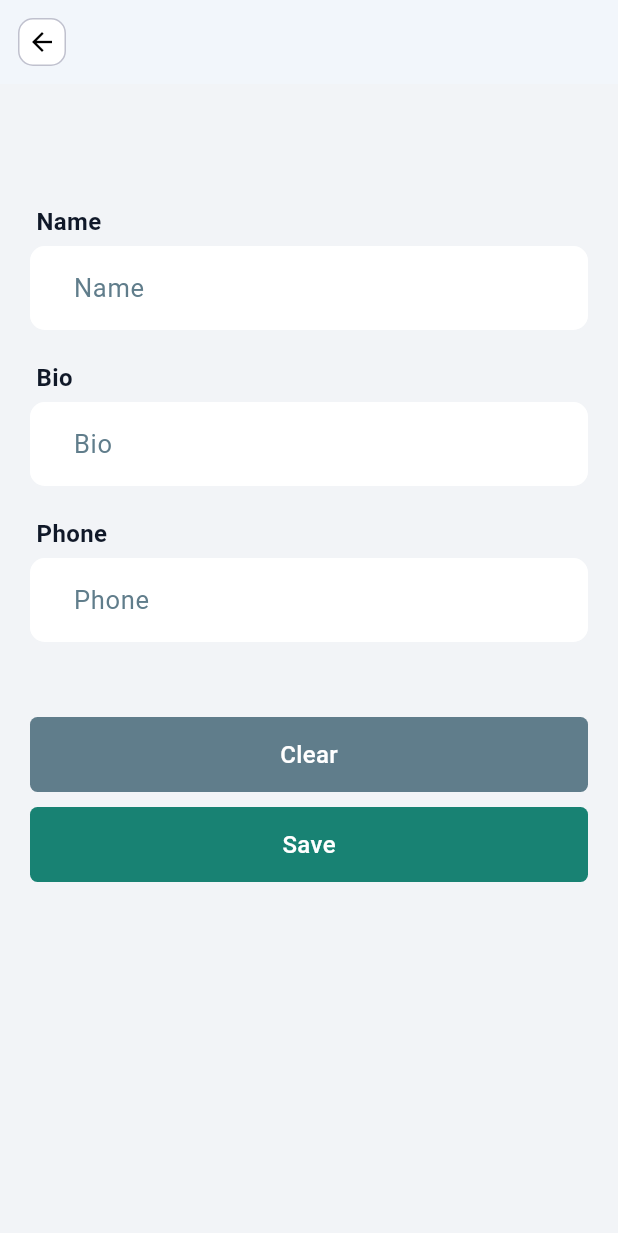
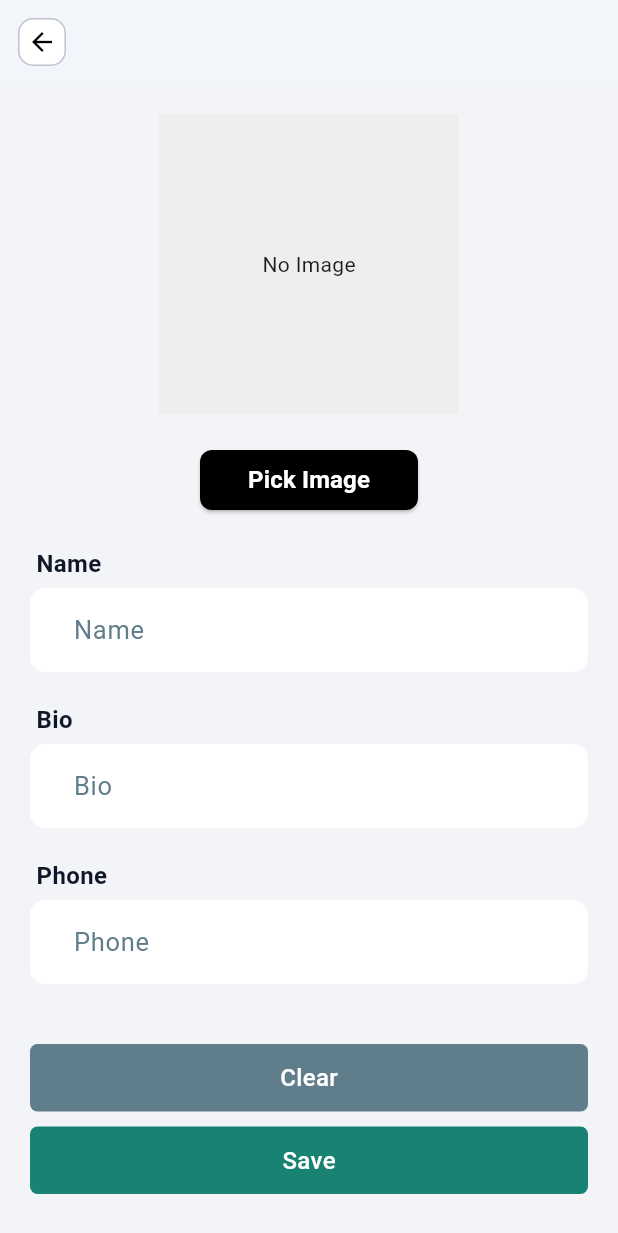
Before and after one commit to asmrayhan1/TechMart, a Flutter app: the EditInfoScreen screen opened directly, on a phone screen of 412 x 824 dp. Shown: the top 1233 px of the screen. Run offline on Flutter 3.47's test engine with Material 3 defaults, Android fonts, the phone set to English and light mode, and no system bars; our stand-ins replace flutter_riverpod, image_picker; network calls fail.

Commit message:
Image Picker

```diff
--- a/lib/feature/auth/login/view/login_screen.dart
+++ b/lib/feature/auth/login/view/login_screen.dart
@@ -108,7 +108,7 @@ class _LoginScreenState extends ConsumerState<LoginScreen> {
                           onTap: (){
                             Navigator.pushReplacement(context, MaterialPageRoute(builder: (context) => const SignupScreen()));
                           },
-                          child: const Text("Sign Up", style: TextStyle(fontSize: 12.56, fontWeight: FontWeight.bold))
+                          child: const Text("Sign Up", style: TextStyle(fontSize: 12.56, fontWeight: FontWeight.bold, color: Color(0xff188273)))
                       ),
                     ],
                   ),
--- a/lib/feature/auth/register/view/signup_screen.dart
+++ b/lib/feature/auth/register/view/signup_screen.dart
@@ -136,7 +136,7 @@ class _SignUpState extends ConsumerState<SignupScreen> {
                           onTap: (){
                             Navigator.pushReplacement(context, MaterialPageRoute(builder: (context) => const LoginScreen()));
                           },
-                          child: const Text("Log In", style: TextStyle(fontSize: 12.56, fontWeight: FontWeight.bold))
+                          child: const Text("Log In", style: TextStyle(fontSize: 12.56, fontWeight: FontWeight.bold, color: Color(0xff188273)))
                       ),
                     ],
                   ),
--- a/lib/feature/product/view/add_product.dart
+++ b/lib/feature/product/view/add_product.dart
@@ -1,6 +1,9 @@
+import 'dart:io';
+
 import 'package:flutter/cupertino.dart';
 import 'package:flutter/foundation.dart';
 import 'package:flutter/material.dart';
+import 'package:image_picker/image_picker.dart';
 import 'package:tech_mart/core/validation/validation.dart';
 
 import '../../../core/extensions/image_path.dart';
@@ -19,7 +22,7 @@ class AddProduct extends StatefulWidget {
 
 class _AddProductState extends State<AddProduct> {
   String _brand = "", _item = "", _description = "", _price = "", _discount = "";
-  bool isBrand = false, isItem = false, isDescription = false, isPrice = false, isDiscount = false;
+  bool isBrand = false, isItem = false, isDescription = false, isPrice = false, isDiscount = false, isImage = false;
   List<String> category = ["Laptop", "Pc", "Phone", "Tv", "Watch", "Headphone", "Gadget"];
   List<bool> isSelected = [false, false, false, false, false, false, false];
   final TextEditingController _brandController = TextEditingController();
@@ -57,6 +60,25 @@ class _AddProductState extends State<AddProduct> {
       _discount = discount;
       isDiscount = Validation.discountValidity(discount: discount, context: context);
     });
+  }
+
+
+  File? _image;
+
+  // Function to pick an image
+  Future<void> _pickImage() async {
+    final picker = ImagePicker();
+
+    // Pick image from gallery
+    final pickedFile = await picker.pickImage(source: ImageSource.gallery);
+
+    if (pickedFile != null) {
+      setState(() {
+        _image = File(pickedFile.path);
+        isImage = true;
+
+      });
+    }
   }
 
   void _resetForm() {
@@ -124,6 +146,43 @@ class _AddProductState extends State<AddProduct> {
                   ),
                 ),
               ),
+              SizedBox(height: 30),
+
+              // Display the picked image in a square container
+              _image == null ? Center(
+                child: Container(
+                  width: 200,
+                  height: 200,
+                  color: Colors.grey[200], // Placeholder when no image is selected
+                  child: Center(child: Text("No Image")),
+                ),
+              ) : Center(
+                child: Container(
+                  width: 200,
+                  height: 200,
+                  decoration: BoxDecoration(
+                    image: DecorationImage(
+                      image: FileImage(_image!),
+                      fit: BoxFit.cover, // Ensure image covers the square box
+                    ),
+                  ),
+                ),
+              ),
+              SizedBox(height: 20),
+              // Custom Styled Button
+              Center(
+                child: ElevatedButton(
+                  onPressed: _pickImage,
+                  style: ButtonStyle(
+                    backgroundColor: WidgetStateProperty.all(Colors.black), // Custom Color
+                    shape: WidgetStateProperty.all(RoundedRectangleBorder(
+                      borderRadius: BorderRadius.circular(8), // Slightly rounded corners
+                    )),
+                    padding: WidgetStateProperty.all(EdgeInsets.symmetric(horizontal: 32, vertical: 5)), // Padding for the button
+                  ),
+                  child: Text("Pick Image", style: TextStyle(fontSize: 16, fontWeight: FontWeight.w600, color: Colors.white)),
+                ),
+              ),
               SizedBox(height: 20),
               Text(" Brand", style: TextStyle(color: Color(0xff101828), fontSize: 16, fontWeight: FontWeight.w600)),
               SizedBox(height: 5),
@@ -159,6 +218,8 @@ class _AddProductState extends State<AddProduct> {
                   onTap: (){
                     if (!isBrand) {
                       Toast.showToast(context: context, message: "invalid Brand Name!", isWarning: true);
+                    } else if (!isImage){
+                      Toast.showToast(context: context, message: "No Image Found!", isWarning: true);
                     } else if (!isItem){
                       Toast.showToast(context: context, message: "Invalid Item Name!", isWarning: true);
                     } else if (!isDescription){
--- a/lib/feature/profile/view/edit_info_screen.dart
+++ b/lib/feature/profile/view/edit_info_screen.dart
@@ -1,4 +1,8 @@
+import 'dart:io';
+
+import 'package:flutter/cupertino.dart';
 import 'package:flutter/material.dart';
+import 'package:image_picker/image_picker.dart';
 import 'package:tech_mart/core/validation/validation.dart';
 import 'package:tech_mart/feature/profile/components/custom_field.dart';
 import 'package:tech_mart/shared/containers/custom_container.dart';
@@ -17,7 +21,7 @@ class _EditInfoScreenState extends State<EditInfoScreen> {
   final TextEditingController _phoneController = TextEditingController();
 
   String _name = "", _bio = "", _phone = "";
-  bool isName = false, isPhone = false, isBio = false;
+  bool isName = false, isPhone = false, isBio = false, isImage = false;
   void _onName(String name, BuildContext context){
     setState(() {
       _name = name;
@@ -42,6 +46,24 @@ class _EditInfoScreenState extends State<EditInfoScreen> {
       isName = isBio = isPhone = false;
       _nameController.clear(); _bioController.clear(); _phoneController.clear();
     });
+  }
+
+  File? _image;
+
+  // Function to pick an image
+  Future<void> _pickImage() async {
+    final picker = ImagePicker();
+
+    // Pick image from gallery
+    final pickedFile = await picker.pickImage(source: ImageSource.gallery);
+
+    if (pickedFile != null) {
+      setState(() {
+        _image = File(pickedFile.path);
+        isImage = true;
+
+      });
+    }
   }
 
   @override
@@ -76,7 +98,42 @@ class _EditInfoScreenState extends State<EditInfoScreen> {
           child: Column(
             crossAxisAlignment: CrossAxisAlignment.start,
             children: [
-              SizedBox(height: 60),
+              // Display the picked image in a square container
+              _image == null ? Center(
+                child: Container(
+                  width: 200,
+                  height: 200,
+                  color: Colors.grey[200], // Placeholder when no image is selected
+                  child: Center(child: Text("No Image")),
+                ),
+              ) : Center(
+                child: Container(
+                  width: 200,
+                  height: 200,
+                  decoration: BoxDecoration(
+                    image: DecorationImage(
+                      image: FileImage(_image!),
+                      fit: BoxFit.cover, // Ensure image covers the square box
+                    ),
+                  ),
+                ),
+              ),
+              SizedBox(height: 20),
+              // Custom Styled Button
+              Center(
+                child: ElevatedButton(
+                  onPressed: _pickImage,
+                  style: ButtonStyle(
+                    backgroundColor: WidgetStateProperty.all(Colors.black), // Custom Color
+                    shape: WidgetStateProperty.all(RoundedRectangleBorder(
+                      borderRadius: BorderRadius.circular(8), // Slightly rounded corners
+                    )),
+                    padding: WidgetStateProperty.all(EdgeInsets.symmetric(horizontal: 32, vertical: 5)), // Padding for the button
+                  ),
+                  child: Text("Pick Image", style: TextStyle(fontSize: 16, fontWeight: FontWeight.w600, color: Colors.white)),
+                ),
+              ),
+              SizedBox(height: 20),
               Text(" Name", style: TextStyle(color: Color(0xff101828), fontSize: 16, fontWeight: FontWeight.w600)),
               SizedBox(height: 5),
               CustomField(maxLine: 1, controller: _nameController, context: context, hintTxt: "Name", onSubmittedValue: _onName),
@@ -88,13 +145,13 @@ class _EditInfoScreenState extends State<EditInfoScreen> {
               Text(" Phone", style: TextStyle(color: Color(0xff101828), fontSize: 16, fontWeight: FontWeight.w600)),
               SizedBox(height: 5),
               CustomField(maxLine: 1, controller: _phoneController, context: context, hintTxt: "Phone", onSubmittedValue: _onPhone),
-              SizedBox(height: 50),
+              SizedBox(height: 40),
               Center(
                 child: GestureDetector(
                   onTap: (){
                     _resetForm();
                   },
-                  child: CustomContainer(fntWeight: FontWeight.w600, fntSize: 16, txt: "Clear", containerColor: Colors.blueGrey, containerWidth: MediaQuery.of(context).size.width - 40, containerHeight: 50)
+                  child: CustomContainer(fntWeight: FontWeight.w600, fntSize: 16, txt: "Clear", containerColor: Colors.blueGrey, containerWidth: MediaQuery.of(context).size.width - 40, containerHeight: 45)
                 )
               ),
               SizedBox(height: 10),
@@ -112,9 +169,10 @@ class _EditInfoScreenState extends State<EditInfoScreen> {
                           _resetForm();
                         }
                       },
-                      child: CustomContainer(fntWeight: FontWeight.w600, fntSize: 16, txt: "Save", containerColor: Color(0xff188273), containerWidth: MediaQuery.of(context).size.width - 40, containerHeight: 50)
+                      child: CustomContainer(fntWeight: FontWeight.w600, fntSize: 16, txt: "Save", containerColor: Color(0xff188273), containerWidth: MediaQuery.of(context).size.width - 40, containerHeight: 45)
                   )
               ),
+              SizedBox(height: 40),
             ],
           ),
         ),
--- a/lib/main.dart
+++ b/lib/main.dart
@@ -7,7 +7,6 @@ import 'package:tech_mart/feature/home/view/admin/admin_home_screen.dart';
 import 'package:tech_mart/feature/home/view/user/user_home_screen.dart';
 import 'package:tech_mart/feature/profile/view/edit_info_screen.dart';
 import 'package:tech_mart/feature/profile/view/profile_screen.dart';
-import 'package:tech_mart/feature/splash/splash_screen.dart';
 
 void main() {
   runApp(const ProviderScope(child: MyApp()));
@@ -20,7 +19,7 @@ class MyApp extends StatelessWidget {
   Widget build(BuildContext context) {
     return MaterialApp(
       debugShowCheckedModeBanner: false,
-      home: const LoginScreen(),
+      home: Dashboard(),
     );
   }
 }
```
Also changed, not shown: lib/feature/profile/view/profile_screen.dart (+6 -4 lines), lib/shared/popup_menu/custom_change_image.dart (+10 -17 lines), lib/shared/popup_menu/custom_edit_info.dart (deleted, +0 -73 lines), 1 other file.
